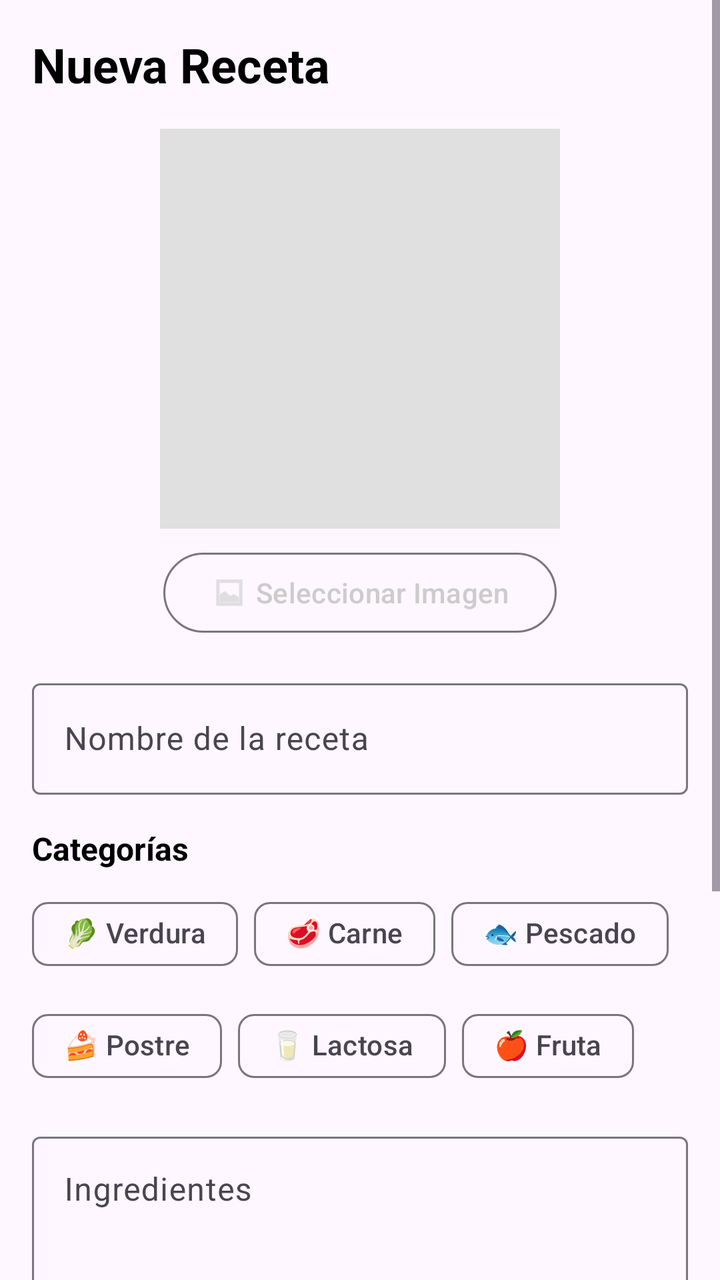
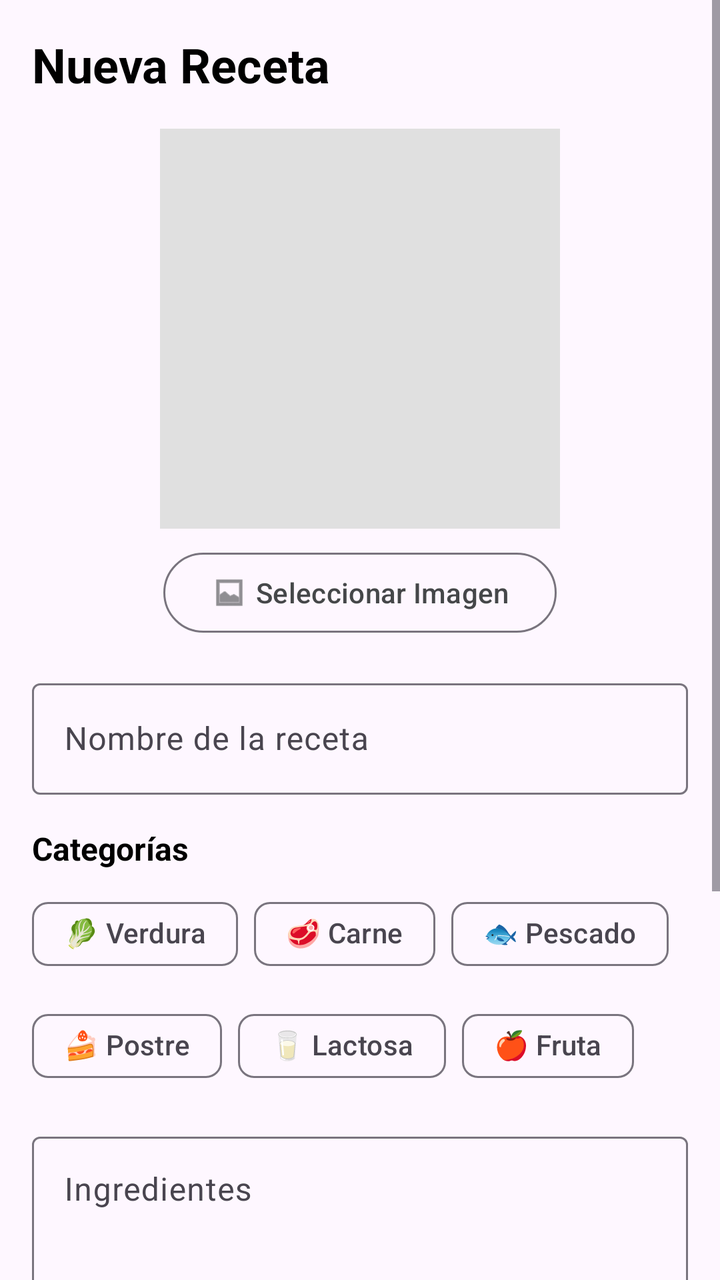

Two renders of the same Android screen: before a commit and after it. Below are the layout's source before the change and the commit's diff.
<!-- AndroidManifest.xml: application theme Theme.RecetaLog -->
<!-- res/layout/view_add_rec.xml -->
<?xml version="1.0" encoding="utf-8"?>
<ScrollView xmlns:android="http://schemas.android.com/apk/res/android"
    xmlns:app="http://schemas.android.com/apk/res-auto"
    android:layout_width="match_parent"
    android:layout_height="match_parent"
    android:fillViewport="true">

    <androidx.constraintlayout.widget.ConstraintLayout
        android:layout_width="match_parent"
        android:layout_height="wrap_content"
        android:padding="16dp">

        <TextView
            android:id="@+id/txtTitulo"
            android:layout_width="0dp"
            android:layout_height="wrap_content"
            android:text="@string/nueva_receta"
            android:textColor="@color/black"
            android:textSize="24sp"
            android:textStyle="bold"
            app:layout_constraintEnd_toEndOf="parent"
            app:layout_constraintStart_toStartOf="parent"
            app:layout_constraintTop_toTopOf="parent" />

        <ImageView
            android:id="@+id/imgRecetaPreview"
            android:layout_width="200dp"
            android:layout_height="200dp"
            android:layout_marginTop="16dp"
            android:background="#E0E0E0"
            android:contentDescription="@string/app_name"
            android:scaleType="centerCrop"
            android:src="@mipmap/logoapp"
            app:layout_constraintEnd_toEndOf="parent"
            app:layout_constraintStart_toStartOf="parent"
            app:layout_constraintTop_toBottomOf="@id/txtTitulo" />

        <com.google.android.material.button.MaterialButton
            android:id="@+id/btnSeleccionarImagen"
            style="@style/Widget.Material3.Button.OutlinedButton"
            android:layout_width="wrap_content"
            android:layout_height="wrap_content"
            android:layout_marginTop="8dp"
            android:text="@string/seleccionar_imagen"
            app:icon="@android:drawable/ic_menu_gallery"
            app:layout_constraintEnd_toEndOf="parent"
            app:layout_constraintStart_toStartOf="parent"
            app:layout_constraintTop_toBottomOf="@id/imgRecetaPreview" />

        <com.google.android.material.textfield.TextInputLayout
            android:id="@+id/tilNombre"
            android:layout_width="0dp"
            android:layout_height="wrap_content"
            android:layout_marginTop="16dp"
            android:hint="@string/nombre_receta_hint"
            app:layout_constraintEnd_toEndOf="parent"
            app:layout_constraintStart_toStartOf="parent"
            app:layout_constraintTop_toBottomOf="@id/btnSeleccionarImagen">

            <com.google.android.material.textfield.TextInputEditText
                android:id="@+id/edtNombre"
                android:layout_width="match_parent"
                android:layout_height="wrap_content"
                android:inputType="text"
                android:maxLines="1" />
        </com.google.android.material.textfield.TextInputLayout>

        <TextView
            android:id="@+id/lblCategorias"
            android:layout_width="0dp"
            android:layout_height="wrap_content"
            android:layout_marginTop="16dp"
            android:text="@string/categorias"
            android:textColor="@color/black"
            android:textSize="16sp"
            android:textStyle="bold"
            app:layout_constraintEnd_toEndOf="parent"
            app:layout_constraintStart_toStartOf="parent"
            app:layout_constraintTop_toBottomOf="@id/tilNombre" />

        <com.google.android.material.chip.ChipGroup
            android:id="@+id/chipGroupCategorias"
            android:layout_width="0dp"
            android:layout_height="wrap_content"
            android:layout_marginTop="8dp"
            app:chipSpacingHorizontal="8dp"
            app:layout_constraintEnd_toEndOf="parent"
            app:layout_constraintStart_toStartOf="parent"
            app:layout_constraintTop_toBottomOf="@id/lblCategorias"
            app:singleLine="false">

            <com.google.android.material.chip.Chip
                android:id="@+id/chipVerduraEdit"
                style="@style/Widget.Material3.Chip.Filter"
                android:layout_width="wrap_content"
                android:layout_height="wrap_content"
                android:text="@string/cat_verdura" />

            <com.google.android.material.chip.Chip
                android:id="@+id/chipCarneEdit"
                style="@style/Widget.Material3.Chip.Filter"
                android:layout_width="wrap_content"
                android:layout_height="wrap_content"
                android:text="@string/cat_carne" />

            <com.google.android.material.chip.Chip
                android:id="@+id/chipPescadoEdit"
                style="@style/Widget.Material3.Chip.Filter"
                android:layout_width="wrap_content"
                android:layout_height="wrap_content"
                android:text="@string/cat_pescado" />

            <com.google.android.material.chip.Chip
                android:id="@+id/chipPostreEdit"
                style="@style/Widget.Material3.Chip.Filter"
                android:layout_width="wrap_content"
                android:layout_height="wrap_content"
                android:text="@string/cat_postre" />

            <com.google.android.material.chip.Chip
                android:id="@+id/chipLactosaEdit"
                style="@style/Widget.Material3.Chip.Filter"
                android:layout_width="wrap_content"
                android:layout_height="wrap_content"
                android:text="@string/cat_lactosa" />

            <com.google.android.material.chip.Chip
                android:id="@+id/chipFrutaEdit"
                style="@style/Widget.Material3.Chip.Filter"
                android:layout_width="wrap_content"
                android:layout_height="wrap_content"
                android:text="@string/cat_fruta" />

        </com.google.android.material.chip.ChipGroup>

        <com.google.android.material.textfield.TextInputLayout
            android:id="@+id/tilIngredientes"
            android:layout_width="0dp"
            android:layout_height="wrap_content"
            android:layout_marginTop="16dp"
            android:hint="@string/ingredientes_hint"
            app:layout_constraintEnd_toEndOf="parent"
            app:layout_constraintStart_toStartOf="parent"
            app:layout_constraintTop_toBottomOf="@id/chipGroupCategorias">

            <com.google.android.material.textfield.TextInputEditText
                android:id="@+id/edtIngredientes"
                android:layout_width="match_parent"
                android:layout_height="wrap_content"
                android:gravity="top"
                android:inputType="textMultiLine"
                android:lines="5"
                android:minLines="3" />
        </com.google.android.material.textfield.TextInputLayout>

        <com.google.android.material.textfield.TextInputLayout
            android:id="@+id/tilPasos"
            android:layout_width="0dp"
            android:layout_height="wrap_content"
            android:layout_marginTop="16dp"
            android:hint="@string/pasos_hint"
            app:layout_constraintEnd_toEndOf="parent"
            app:layout_constraintStart_toStartOf="parent"
            app:layout_constraintTop_toBottomOf="@id/tilIngredientes">

            <com.google.android.material.textfield.TextInputEditText
                android:id="@+id/edtPasos"
                android:layout_width="match_parent"
                android:layout_height="wrap_content"
                android:gravity="top"
                android:inputType="textMultiLine"
                android:lines="8"
                android:minLines="5" />
        </com.google.android.material.textfield.TextInputLayout>

        <LinearLayout
            android:id="@+id/layoutButtons"
            android:layout_width="0dp"
            android:layout_height="wrap_content"
            android:layout_marginTop="24dp"
            android:layout_marginBottom="16dp"
            android:orientation="horizontal"
            app:layout_constraintBottom_toBottomOf="parent"
            app:layout_constraintEnd_toEndOf="parent"
            app:layout_constraintStart_toStartOf="parent"
            app:layout_constraintTop_toBottomOf="@id/tilPasos">

            <com.google.android.material.button.MaterialButton
                android:id="@+id/btnCancelar"
                style="@style/Widget.Material3.Button.OutlinedButton"
                android:layout_width="0dp"
                android:layout_height="wrap_content"
                android:layout_marginEnd="8dp"
                android:layout_weight="1"
                android:text="@string/btn_cancelar" />

            <com.google.android.material.button.MaterialButton
                android:id="@+id/btnGuardar"
                android:layout_width="0dp"
                android:layout_height="wrap_content"
                android:layout_marginStart="8dp"
                android:layout_weight="1"
                android:text="@string/btn_guardar"
                app:backgroundTint="@color/grisUI"
                app:icon="@android:drawable/ic_menu_save" />

        </LinearLayout>

    </androidx.constraintlayout.widget.ConstraintLayout>

</ScrollView>
<!-- resources referenced by this layout -->
<resources>
  <color name="black">#FF000000</color>
  <color name="grisUI">#FFCCCCCC</color>
  <!-- mipmap logoapp (mipmap-anydpi-v26) -->
  <?xml version="1.0" encoding="utf-8"?>
  <adaptive-icon xmlns:android="http://schemas.android.com/apk/res/android">
      <background android:drawable="@drawable/logoapp_background"/>
      <foreground android:drawable="@drawable/logoapp_foreground"/>
  </adaptive-icon>
  <string name="app_name">RecetaLog</string>
  <string name="btn_cancelar">Cancelar</string>
  <string name="btn_guardar">Guardar</string>
  <string name="cat_carne">🥩 Carne</string>
  <string name="cat_fruta">🍎 Fruta</string>
  <string name="cat_lactosa">🥛 Lactosa</string>
  <string name="cat_pescado">🐟 Pescado</string>
  <string name="cat_postre">🍰 Postre</string>
  <string name="cat_verdura">🥬 Verdura</string>
  <string name="categorias">Categorías</string>
  <string name="ingredientes_hint">Ingredientes</string>
  <string name="nombre_receta_hint">Nombre de la receta</string>
  <string name="nueva_receta">Nueva Receta</string>
  <string name="pasos_hint">Pasos de preparación</string>
  <string name="seleccionar_imagen">Seleccionar Imagen</string>
  <style name="Theme.RecetaLog" parent="Base.Theme.RecetaLog" />
  <!-- drawable logoapp_background: vector/xml drawable (drawable, 4866 chars, omitted) -->
  <!-- drawable logoapp_foreground: vector/xml drawable (drawable, 23450 chars, omitted) -->
  <style name="Base.Theme.RecetaLog" parent="Theme.Material3.Light.NoActionBar">
          <item name="colorPrimary">@color/grisUI</item>
          <item name="colorOnPrimary">@color/white</item>
          <item name="colorSecondary">@color/grisUI</item>
          <item name="android:statusBarColor">@color/grisUI</item>
          <item name="android:navigationBarColor">@color/grisUI</item>
      </style>
  <color name="white">#FFFFFFFF</color>
</resources>

<!-- the commit's change to res/layout/view_add_rec.xml (unified diff, before → after) -->
@@ -42,7 +42,10 @@
             android:layout_height="wrap_content"
             android:layout_marginTop="8dp"
             android:text="@string/seleccionar_imagen"
+            android:textColor="@color/material_dynamic_neutral30"
+            android:textColorLink="@color/material_dynamic_neutral30"
             app:icon="@android:drawable/ic_menu_gallery"
+            app:iconTint="@color/material_dynamic_neutral30"
             app:layout_constraintEnd_toEndOf="parent"
             app:layout_constraintStart_toStartOf="parent"
             app:layout_constraintTop_toBottomOf="@id/imgRecetaPreview" />
